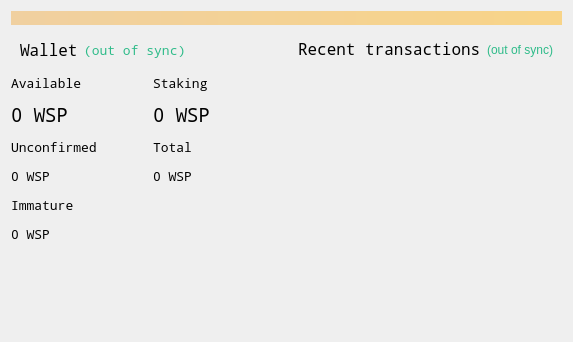
The window that src/qt/forms/overviewpage.ui (rpicoin/rpicore) describes before a commit, drawn with Qt 5.
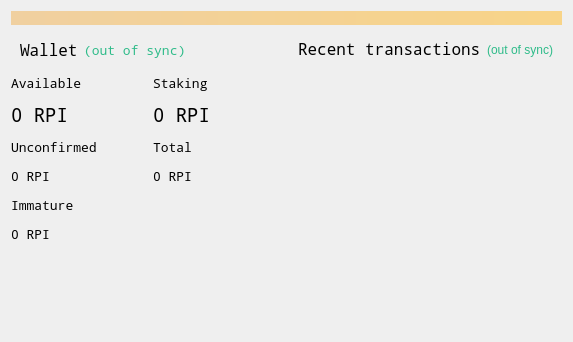
The same window after the commit.

```diff
--- a/src/qt/forms/overviewpage.ui
+++ b/src/qt/forms/overviewpage.ui
@@ -156,7 +156,7 @@
             <string>Total of coins that was staked, and do not yet count toward the current balance</string>
            </property>
            <property name="text">
-            <string notr="true">0 WSP</string>
+            <string notr="true">0 RPI</string>
            </property>
            <property name="alignment">
             <set>Qt::AlignLeading|Qt::AlignLeft|Qt::AlignVCenter</set>
@@ -183,7 +183,7 @@
             <string>Total of transactions that have yet to be confirmed, and do not yet count toward the current balance</string>
            </property>
            <property name="text">
-            <string notr="true">0 WSP</string>
+            <string notr="true">0 RPI</string>
            </property>
            <property name="alignment">
             <set>Qt::AlignLeading|Qt::AlignLeft|Qt::AlignVCenter</set>
@@ -210,7 +210,7 @@
             <string>Your current spendable balance</string>
            </property>
            <property name="text">
-            <string notr="true">0 WSP</string>
+            <string notr="true">0 RPI</string>
            </property>
            <property name="alignment">
             <set>Qt::AlignLeading|Qt::AlignLeft|Qt::AlignVCenter</set>
@@ -247,7 +247,7 @@
             <string>Mined balance that has not yet matured</string>
            </property>
            <property name="text">
-            <string notr="true">0 WSP</string>
+            <string notr="true">0 RPI</string>
            </property>
            <property name="alignment">
             <set>Qt::AlignLeading|Qt::AlignLeft|Qt::AlignVCenter</set>
@@ -287,7 +287,7 @@
             <string>Your current total balance</string>
            </property>
            <property name="text">
-            <string notr="true">0 WSP</string>
+            <string notr="true">0 RPI</string>
            </property>
            <property name="alignment">
             <set>Qt::AlignLeading|Qt::AlignLeft|Qt::AlignVCenter</set>
```
Left out of the diff: 4 changed lines with no effect on the pictures.
